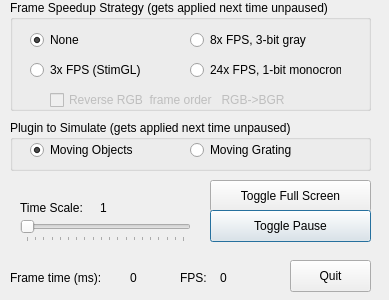
Above: dialog.ui from cculianu/Test_TiDLP4500 before the change. Below: the same form after it.
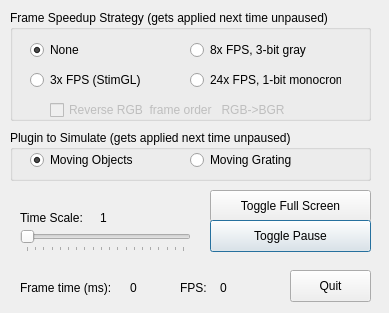
That is the form after the change. Icons and pictures are not drawn.

What changed in the file:
```diff
--- a/dialog.ui
+++ b/dialog.ui
@@ -7,7 +7,7 @@
     <x>0</x>
     <y>0</y>
     <width>389</width>
-    <height>300</height>
+    <height>313</height>
    </rect>
   </property>
   <property name="focusPolicy">
@@ -20,7 +20,7 @@
    <property name="geometry">
     <rect>
      <x>210</x>
-     <y>180</y>
+     <y>190</y>
      <width>161</width>
      <height>32</height>
     </rect>
@@ -39,7 +39,7 @@
    <property name="geometry">
     <rect>
      <x>290</x>
-     <y>260</y>
+     <y>270</y>
      <width>81</width>
      <height>32</height>
     </rect>
@@ -52,7 +52,7 @@
    <property name="geometry">
     <rect>
      <x>180</x>
-     <y>270</y>
+     <y>280</y>
      <width>31</width>
      <height>16</height>
     </rect>
@@ -65,7 +65,7 @@
    <property name="geometry">
     <rect>
      <x>220</x>
-     <y>270</y>
+     <y>280</y>
      <width>61</width>
      <height>16</height>
     </rect>
@@ -77,9 +77,9 @@
   <widget class="QLabel" name="label_2">
    <property name="geometry">
     <rect>
-     <x>10</x>
-     <y>270</y>
-     <width>111</width>
+     <x>20</x>
+     <y>280</y>
+     <width>101</width>
      <height>16</height>
     </rect>
    </property>
@@ -91,7 +91,7 @@
    <property name="geometry">
     <rect>
      <x>130</x>
-     <y>270</y>
+     <y>280</y>
      <width>41</width>
      <height>16</height>
     </rect>
@@ -104,7 +104,7 @@
    <property name="geometry">
     <rect>
      <x>10</x>
-     <y>0</y>
+     <y>10</y>
      <width>361</width>
      <height>111</height>
     </rect>
@@ -200,7 +200,7 @@
    <property name="geometry">
     <rect>
      <x>210</x>
-     <y>210</y>
+     <y>220</y>
      <width>161</width>
      <height>32</height>
     </rect>
@@ -222,7 +222,7 @@
    <property name="geometry">
     <rect>
      <x>10</x>
-     <y>120</y>
+     <y>130</y>
      <width>361</width>
      <height>51</height>
     </rect>
@@ -270,7 +270,7 @@
    <property name="geometry">
     <rect>
      <x>20</x>
-     <y>220</y>
+     <y>230</y>
      <width>171</width>
      <height>22</height>
     </rect>
@@ -295,7 +295,7 @@
    <property name="geometry">
     <rect>
      <x>20</x>
-     <y>200</y>
+     <y>210</y>
      <width>81</width>
      <height>16</height>
     </rect>
@@ -308,7 +308,7 @@
    <property name="geometry">
     <rect>
      <x>100</x>
-     <y>200</y>
+     <y>210</y>
      <width>71</width>
      <height>16</height>
     </rect>
```
Left out of the diff: 10 changed lines with no effect on the pictures.
